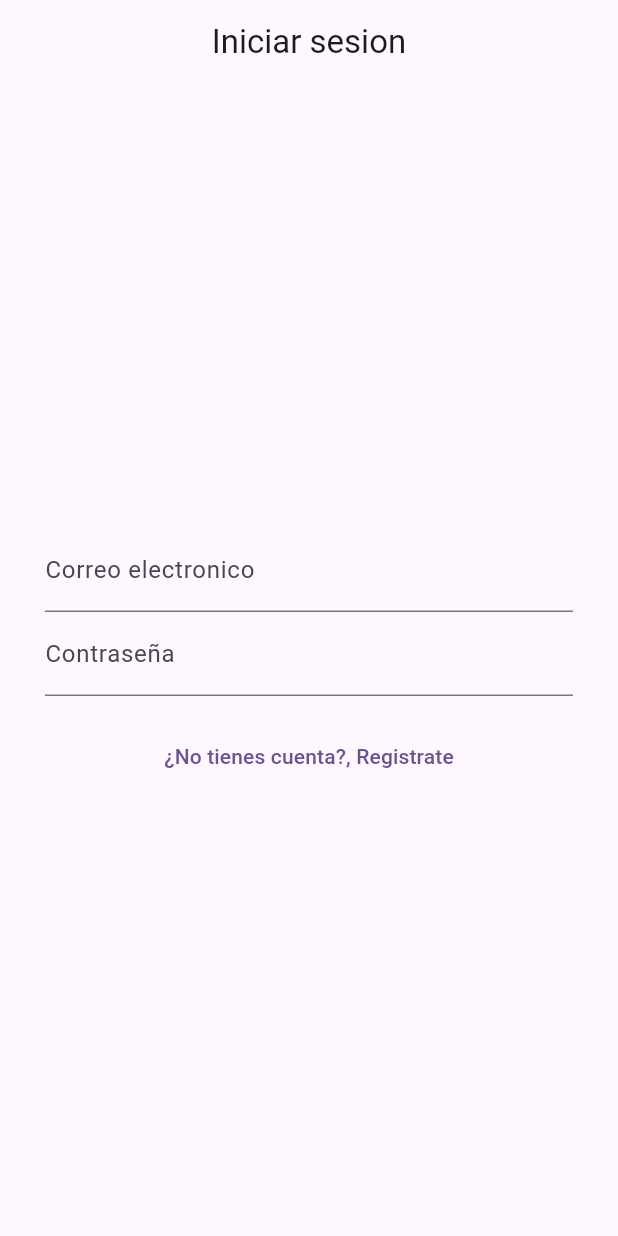
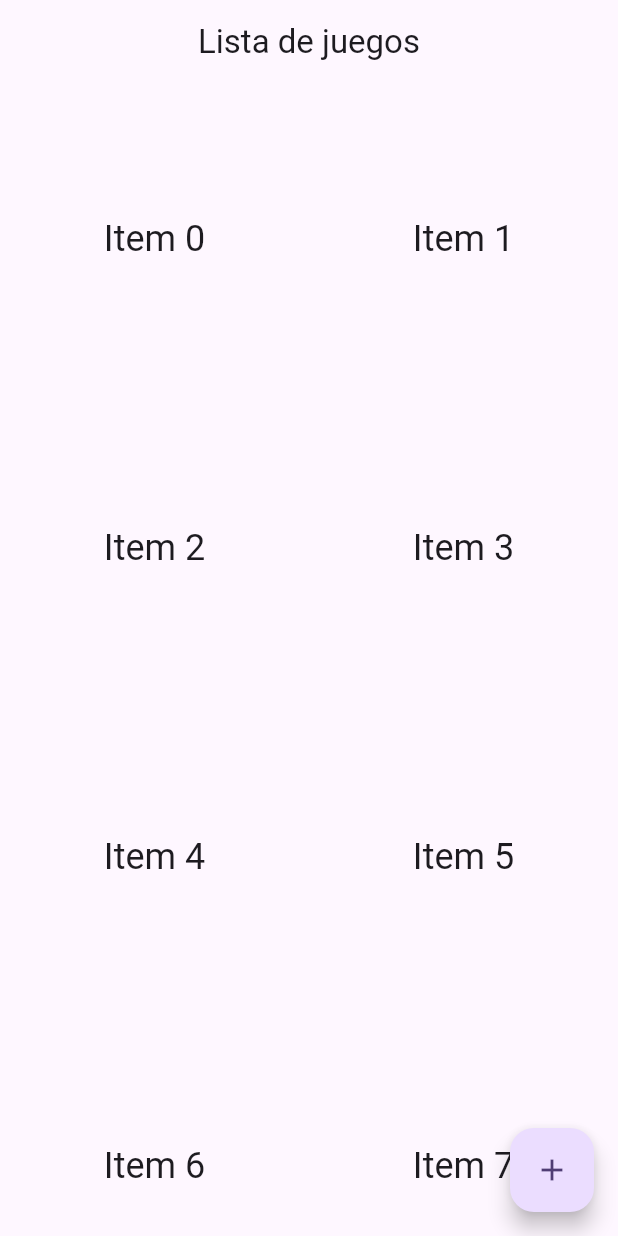
Before and after one commit to AaronPitarch/personal_board_games, a Flutter app: the screen it shows after launch, on a phone screen of 412 x 824 dp. Run offline on Flutter 3.47's test engine with Material 3 defaults, Android fonts, the phone set to English and light mode, and no system bars.

Commit message:
insert & list

```diff
--- a/lib/main.dart
+++ b/lib/main.dart
@@ -1,4 +1,5 @@
 import 'package:flutter/material.dart';
+import 'package:personal_board_games/pages/games/list_games_page.dart';
 import 'package:personal_board_games/pages/user/login_page.dart';
 
 void main() {
@@ -18,7 +19,8 @@
         colorScheme: ColorScheme.fromSeed(seedColor: Colors.deepPurple),
         useMaterial3: true,
       ),
-      home: const LoginPage(),
+      //home: const LoginPage(),
+      home: const ListGames(),
     );
   }
 }
--- a/lib/pages/games/list_games_page.dart
+++ b/lib/pages/games/list_games_page.dart
@@ -0,0 +1,33 @@
+import 'package:flutter/material.dart';
+import 'package:personal_board_games/pages/games/insert_game_page.dart';
+
+class ListGames extends StatelessWidget {
+  const ListGames({super.key});
+
+  @override
+  Widget build(BuildContext context) {
+    return Scaffold(
+      appBar: AppBar(
+        title: const Text('Lista de juegos'),
+        centerTitle: true,
+      ),
+      body: GridView.count(
+        crossAxisCount: 2,
+        children: List.generate(100, (index) {
+            return Center(
+              child: Text(
+                'Item $index',
+                style: Theme.of(context).textTheme.headlineSmall,
+              ),
+            );
+        }),
+      ),
+      floatingActionButton: FloatingActionButton(
+        onPressed: () {
+          Navigator.push(context, MaterialPageRoute(builder: (context) => const InsertGamePage()));
+        },
+        child: const Icon(Icons.add),
+      ),
+    );
+  }
+}
--- a/lib/pages/user/register_page.dart
+++ b/lib/pages/user/register_page.dart
@@ -51,10 +51,10 @@ class _RegisterPageState extends State<RegisterPage> {
 
             const SizedBox(height: 30),
 
-            TextButton(
+            ElevatedButton(
               onPressed: () {
-                Navigator.pop(context);
-              },
+                  Navigator.pop(context);
+                },
               child: const Text('Aceptar'),
             ),
           ],
--- a/pubspec.yaml
+++ b/pubspec.yaml
@@ -35,6 +35,7 @@ dependencies:
   # The following adds the Cupertino Icons font to your application.
   # Use with the CupertinoIcons class for iOS style icons.
   cupertino_icons: ^1.0.2
+  firebase_core: ^2.24.2
 
 dev_dependencies:
   flutter_test:
```
Also changed, not shown: lib/models/game_model.dart (added, +26 -0 lines), lib/pages/games/game_details_page.dart (+10 -0 lines), lib/pages/games/insert_game_page.dart (+43 -0 lines), lib/pages/user/login_page.dart (+13 -1 lines), pubspec.lock, 3 other files.
